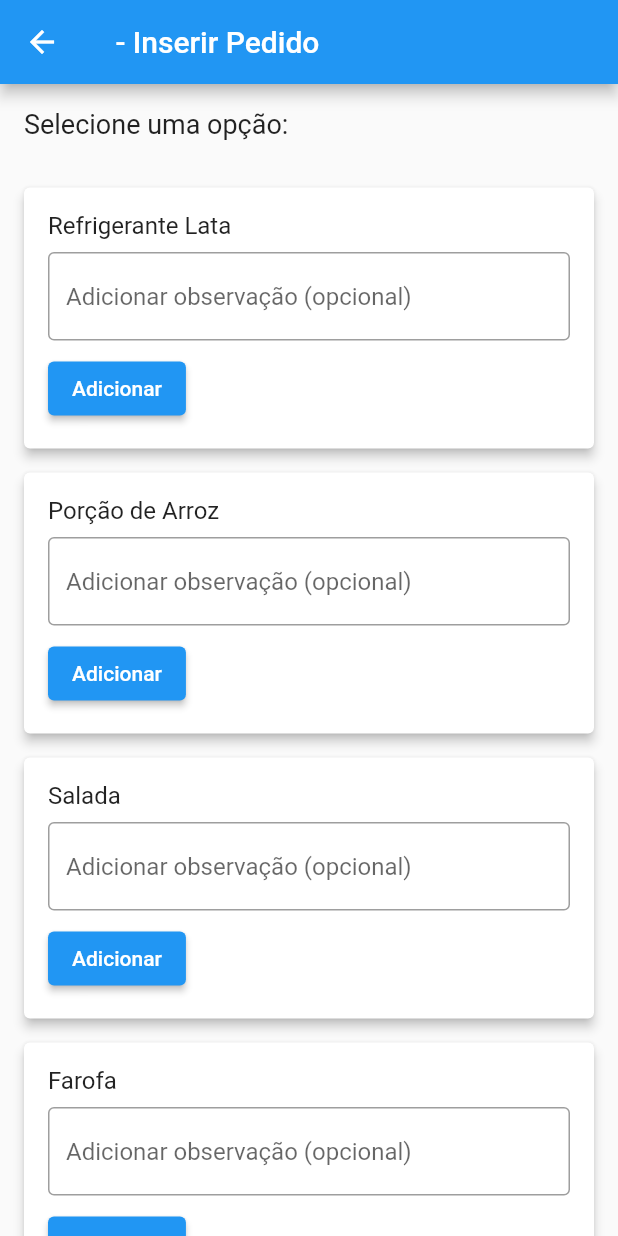
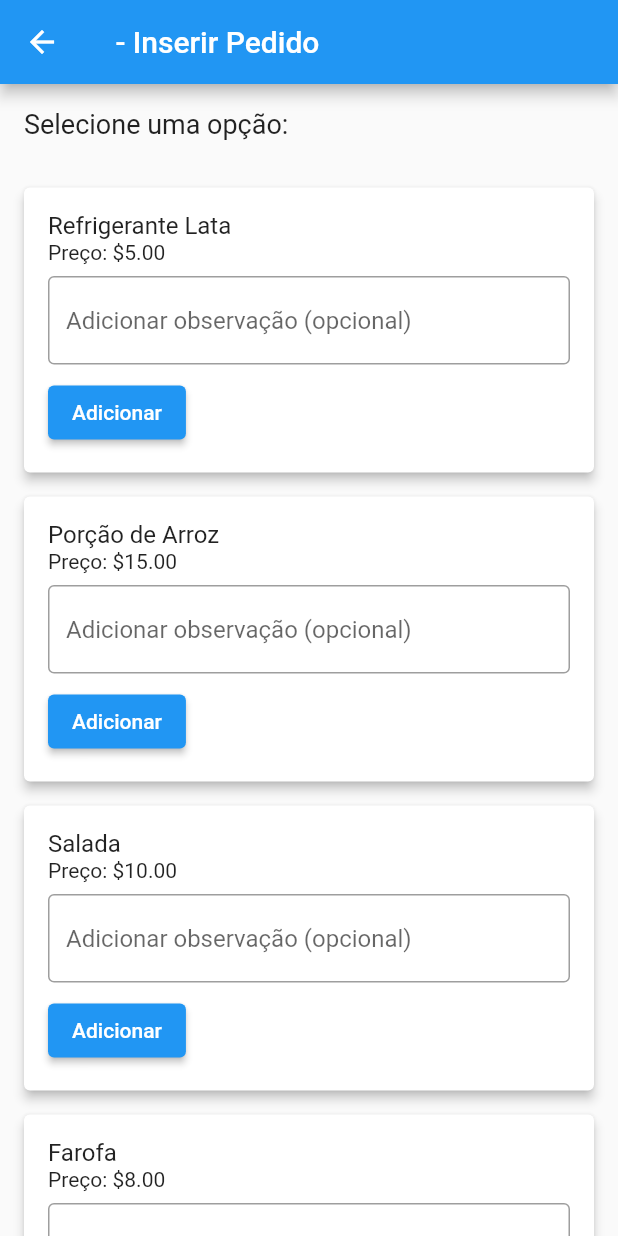
Before and after one commit to jotaaguiar/order_master, a Flutter app: the TelaInserir screen opened directly with empty values, on a phone screen of 412 x 824 dp. Run offline on Flutter 3.47's test engine with Material 2 defaults, Android fonts, the phone set to English and light mode, and no system bars.

Commit message:
version03

```diff
--- a/lib/screen/tela_inserir.dart
+++ b/lib/screen/tela_inserir.dart
@@ -1,4 +1,6 @@
 import 'package:flutter/material.dart';
+import 'package:provider/provider.dart';
+import 'package:order_master/providers/pedido_provider.dart';
 
 class TelaInserir extends StatefulWidget {
   final String numeroMesa;
@@ -10,19 +12,18 @@ class TelaInserir extends StatefulWidget {
 }
 
 class _TelaInserirState extends State<TelaInserir> {
-  List<String> opcoes = [
-    'Refrigerante Lata',
-    'Porção de Arroz',
-    'Salada',
-    'Farofa',
-    'Brahama Latão',
-    'Heineken 600ml',
-    'Budweiser long neck',
-    'Cerveja pra curar Traição',
-    // Adicione mais opções conforme necessário
+  List<Map<String, dynamic>> opcoes = [
+    {'nome': 'Refrigerante Lata', 'preco': 5.0},
+    {'nome': 'Porção de Arroz', 'preco': 15.0},
+    {'nome': 'Salada', 'preco': 10.0},
+    {'nome': 'Farofa', 'preco': 8.0},
+    {'nome': 'Brahma Latão', 'preco': 7.0},
+    {'nome': 'Heineken 600ml', 'preco': 12.0},
+    {'nome': 'Budweiser long neck', 'preco': 10.0},
+    {'nome': 'Cerveja pra curar Traição', 'preco': 20.0},
   ];
 
-  Map<String, String> observacoes = {}; // Mapeia as observações para cada opção
+  Map<String, String?> observacoes = {}; // Mapeia as observações para cada opção
 
   @override
   Widget build(BuildContext context) {
@@ -45,32 +46,69 @@ class _TelaInserirState extends State<TelaInserir> {
               padding: EdgeInsets.all(16.0),
               child: Column(
                 children: opcoes.map((opcao) {
+                  final nome = opcao['nome'];
+                  final preco = opcao['preco'];
                   return OpcaoBox(
-                    opcao: opcao,
-                    observacao: observacoes[opcao],
+                    nome: nome,
+                    preco: preco,
+                    observacao: observacoes[nome],
                     onChangedObservacao: (value) {
                       setState(() {
-                        observacoes[opcao] = value!;
+                        observacoes[nome] = value;
                       });
                     },
                   );
                 }).toList(),
               ),
             ),
+            ElevatedButton(
+              onPressed: () {
+                adicionarPedidos(context);
+              },
+              child: Text('Adicionar Pedidos'),
+            ),
           ],
         ),
+      ),
+    );
+  }
+
+  void adicionarPedidos(BuildContext context) {
+    final pedidoProvider = Provider.of<PedidoProvider>(context, listen: false);
+
+    final pedidos = opcoes.map((opcao) {
+      final nome = opcao['nome'];
+      final preco = opcao['preco'];
+      final observacao = observacoes[nome] ?? "";
+      return "$nome - Preço: \$${preco!.toStringAsFixed(2)} - Observação: $observacao";
+    }).toList();
+
+    // Adicione os pedidos à mesa correta
+    pedidoProvider.adicionarPedidos(widget.numeroMesa, pedidos);
+
+    // Limpe a lista de observações após a adição
+    setState(() {
+      observacoes.clear();
+    });
+
+    // Exiba uma mensagem de sucesso
+    ScaffoldMessenger.of(context).showSnackBar(
+      SnackBar(
+        content: Text('Pedidos adicionados com sucesso!'),
       ),
     );
   }
 }
 
 class OpcaoBox extends StatelessWidget {
-  final String opcao;
+  final String? nome;
+  final double? preco;
   final String? observacao;
   final ValueChanged<String?>? onChangedObservacao;
 
   OpcaoBox({
-    required this.opcao,
+    required this.nome,
+    required this.preco,
     this.observacao,
     this.onChangedObservacao,
   });
@@ -86,8 +124,12 @@ class OpcaoBox extends StatelessWidget {
           crossAxisAlignment: CrossAxisAlignment.start,
           children: [
             Text(
-              opcao,
+              nome!,
               style: TextStyle(fontSize: 16),
+            ),
+            Text(
+              'Preço: \$${preco!.toStringAsFixed(2)}',
+              style: TextStyle(fontSize: 14),
             ),
             SizedBox(height: 8),
             TextFormField(
@@ -115,7 +157,7 @@ class OpcaoBox extends StatelessWidget {
   void mostrarMensagemSucesso(BuildContext context) {
     ScaffoldMessenger.of(context).showSnackBar(
       SnackBar(
-        content: Text('Adicionado com sucesso para $opcao'),
+        content: Text('Adicionado com sucesso: $nome'),
       ),
     );
   }
--- a/lib/screen/tela_mesa.dart
+++ b/lib/screen/tela_mesa.dart
@@ -36,7 +36,7 @@ class TelaMesa extends StatelessWidget {
             SizedBox(height: 16),
             OpcaoMesaBotao(
               texto: 'Visualizar Conta',
-              //telaDestino: TelaVisualizar(), // Define a tela de destino
+              telaDestino: TelaVisualizar(numeroMesa: numeroMesa), // Define a tela de destino
             ),
             SizedBox(height: 16),
             OpcaoMesaBotao(
```
Also changed, not shown: lib/main.dart (+17 -4 lines), lib/providers/pedido_provider.dart (added, +34 -0 lines), lib/screen/tela_visualizar.dart (+37 -37 lines), pubspec.yaml (+1 -68 lines), pubspec.lock.
